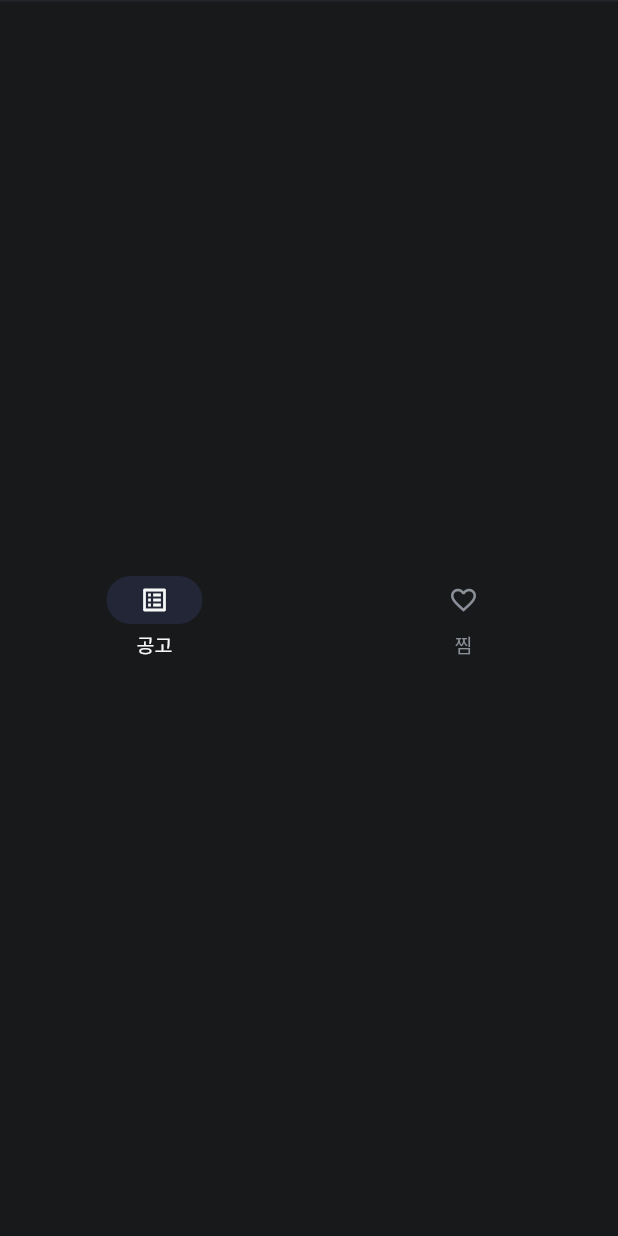
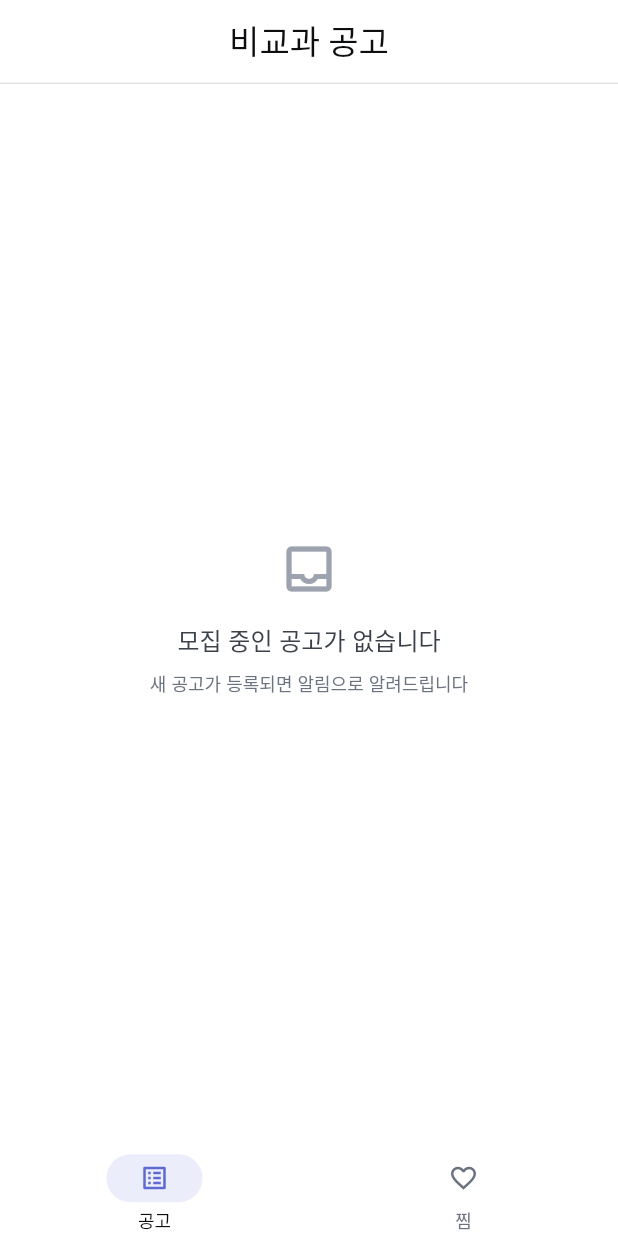
Before and after one commit to Kimseongju7/ssunoti, a Flutter app: the screen it shows after launch, on a phone screen of 412 x 824 dp. Run offline on Flutter 3.47's test engine with Material 3 defaults, Android fonts, the phone set to English and light mode, and no system bars; our stand-ins replace cloud_firestore, firebase_core, firebase_messaging, flutter_riverpod, google_fonts, shared_preferences; accounts and stored records are empty.

Commit message:
fix(app): 화면 미표시 버그 수정 및 라이트 모드 전환
1) 아무것도 안 보이던 원인

bottomNavigationBar 를 Center 로 감쌌다. Center 는 부모가 주는 세로 공간을
전부 차지하므로 하단 네비게이션 슬롯에서 화면 높이를 통째로 먹고 Scaffold 가
본문에 0 을 남겼다. 스크린샷에서 네비게이션이 화면 정중앙에 떠 있던 것이 증거.

_Centered 에 tight 변형(Align heightFactor: 1.0)을 추가해 앱바·하단
네비게이션에 적용했다. 본문만 기존처럼 남는 공간을 채운다.

flutter analyze 도 provider 단위 테스트도 이걸 잡지 못했다. 타입은 맞았고
상태 로직도 정상이었기 때문이다. test/shell_layout_test.dart 를 새로 만들어
'화면에 실제로 그려지는가'를 검사한다. 버그 상태로 되돌려 실행하면
'Found 0 widgets with type NoticeCard' 로 실패하는 것을 확인했다.

주의 — 네비게이션 높이를 재는 테스트는 버그 상태에서도 통과했다. NavigationBar
자체는 56px 로 정상이었고 화면을 먹은 것은 그걸 감싼 Center 였다. 원인이 아니라
결과(목록이 보이는가)를 재는 테스트가 잡았다.

2) 라이트 모드

Linear 원본은 라이트 모드를 명시적으로 금지한다. 사용자 지시에 따라 전환하되
색을 임의로 지어내지 않도록 원본이 문서화한 Inverse 토큰을 기준으로 삼았다:
Inverse Canvas #FFFFFF, Inverse Surface-1 #F5F6F6, Inverse Ink #000000.

- 원본 Inverse Surface-2(#F6F7F7)는 surface1 과 1단위 차이라 앱에서 구분되지
  않아 #EDEEF0 으로 낮췄다. surface3/4 와 hairline 계열은 파생값이며 문서에 표시
- ink 는 #0D0E10. 캔버스에 순수 검정을 쓰지 않는 원본 규칙을 뒤집어 적용
- 상태 점은 밝은 배경에서 읽히도록 어둡게 조정
  (#4EA7FC->#2F80ED, #27A644->#1E8E3E, #F2994A->#D9730D)
- 유지: 표면 사다리 구조, 그림자 없음, 라벤더 희소성, 상태 점 방식,
  반경·간격·타입 스케일

DESIGN.md 를 라이트 기준으로 갱신하고 Center 금지 규칙을 Don't 에 추가했다.

flutter analyze: No issues found. flutter test: 12 passed (7 -> 12).

```diff
--- a/ssunoti_flutter/lib/main.dart
+++ b/ssunoti_flutter/lib/main.dart
@@ -50,8 +50,7 @@ class SsunotiApp extends StatelessWidget {
       title: 'SSUNoti',
       debugShowCheckedModeBanner: false,
       // 테마 값의 근거는 저장소 루트 DESIGN.md 에 있다.
-      // 다크 전용이다 — 라이트 모드를 만들지 않는다.
-      theme: AppTheme.dark(),
+      theme: AppTheme.light(),
       home: const HomeShell(),
     );
   }
@@ -77,7 +76,7 @@ class _HomeShellState extends State<HomeShell> {
       backgroundColor: SsuColors.canvas,
       appBar: AppBar(
         // 제목도 본문과 같은 축에 둔다. 본문만 가운데 정렬하면 축이 둘이 된다.
-        title: _Centered(child: Text(_titles[_index])),
+        title: _Centered.tight(child: Text(_titles[_index])),
         titleSpacing: 0,
       ),
       body: _Centered(
@@ -90,7 +89,7 @@ class _HomeShellState extends State<HomeShell> {
         ),
         child: SafeArea(
           top: false,
-          child: _Centered(
+          child: _Centered.tight(
             child: NavigationBar(
               selectedIndex: _index,
               onDestinationSelected: (i) => setState(() => _index = i),
@@ -119,13 +118,24 @@ class _HomeShellState extends State<HomeShell> {
 /// 본문에만 폭 제약을 걸면 넓은 화면에서 축이 둘로 갈린다 —
 /// 제목은 왼쪽 끝, 목록은 가운데, 네비게이션은 전체 폭으로 퍼진다.
 class _Centered extends StatelessWidget {
-  const _Centered({required this.child});
+  /// 남는 세로 공간을 채운다. 본문처럼 높이가 필요한 곳에 쓴다.
+  const _Centered({required this.child}) : fillHeight = true;
+
+  /// 자식 높이에 맞춘다.
+  ///
+  /// 앱바 제목과 하단 네비게이션에는 반드시 이쪽을 쓴다. `Center` 는 부모가
+  /// 주는 세로 공간을 전부 차지하므로, bottomNavigationBar 슬롯에서 쓰면
+  /// 화면 높이를 통째로 먹고 본문에 0 을 남긴다 — 화면이 텅 비어 보인다.
+  const _Centered.tight({required this.child}) : fillHeight = false;
 
   final Widget child;
+  final bool fillHeight;
 
   @override
   Widget build(BuildContext context) {
-    return Center(
+    return Align(
+      alignment: Alignment.center,
+      heightFactor: fillHeight ? null : 1.0,
       child: ConstrainedBox(
         constraints: const BoxConstraints(maxWidth: SsuLayout.contentWidth),
         child: child,
--- a/ssunoti_flutter/lib/theme/app_theme.dart
+++ b/ssunoti_flutter/lib/theme/app_theme.dart
@@ -5,10 +5,12 @@ import 'tokens.dart';
 
 /// DESIGN.md 를 ThemeData 로 옮긴 것.
 ///
-/// **다크 전용이다.** Linear 는 라이트 모드를 만들지 않는다 — DESIGN.md 7절.
+/// Linear 구조(표면 사다리 · 그림자 없음 · 희소한 라벤더)를 유지하되
+/// 라이트 팔레트로 뒤집었다. 원본은 라이트 모드를 지원하지 않지만
+/// 문서화된 Inverse 토큰을 기준으로 삼았다 — DESIGN.md 2절.
 abstract final class AppTheme {
-  static ThemeData dark() {
-    const colorScheme = ColorScheme.dark(
+  static ThemeData light() {
+    const colorScheme = ColorScheme.light(
       primary: SsuColors.accent,
       onPrimary: Colors.white,
       secondary: SsuColors.accent,
@@ -19,14 +21,14 @@ abstract final class AppTheme {
       surfaceContainerHigh: SsuColors.surface2,
       surfaceContainerHighest: SsuColors.surface3,
       error: SsuColors.tagWarning,
-      onError: Colors.black,
+      onError: Colors.white,
       outline: SsuColors.hairline,
       outlineVariant: SsuColors.hairlineTertiary,
     );
 
     return ThemeData(
       useMaterial3: true,
-      brightness: Brightness.dark,
+      brightness: Brightness.light,
       colorScheme: colorScheme,
       scaffoldBackgroundColor: SsuColors.canvas,
       dividerColor: SsuColors.hairline,
@@ -62,26 +64,26 @@ abstract final class AppTheme {
       ),
 
       navigationBarTheme: NavigationBarThemeData(
-        backgroundColor: SsuColors.surface3,
+        backgroundColor: SsuColors.canvas,
         elevation: 0,
         height: 56,
-        indicatorColor: SsuColors.accent.withValues(alpha: 0.16),
+        indicatorColor: SsuColors.accent.withValues(alpha: 0.12),
         surfaceTintColor: Colors.transparent,
         labelBehavior: NavigationDestinationLabelBehavior.alwaysShow,
         iconTheme: WidgetStateProperty.resolveWith((states) {
           final selected = states.contains(WidgetState.selected);
           return IconThemeData(
-            color: selected ? SsuColors.ink : SsuColors.inkSubtle,
+            color: selected ? SsuColors.accent : SsuColors.inkSubtle,
             size: 20,
           );
         }),
         labelTextStyle: WidgetStateProperty.resolveWith((states) {
           final selected = states.contains(WidgetState.selected);
           return _latin(
-            13,
+            12,
             selected ? FontWeight.w500 : FontWeight.w400,
             selected ? SsuColors.ink : SsuColors.inkSubtle,
-            1.5,
+            1.4,
           );
         }),
       ),
@@ -125,7 +127,7 @@ abstract final class AppTheme {
 
       outlinedButtonTheme: OutlinedButtonThemeData(
         style: OutlinedButton.styleFrom(
-          backgroundColor: SsuColors.surface1,
+          backgroundColor: SsuColors.canvas,
           foregroundColor: SsuColors.ink,
           side: const BorderSide(color: SsuColors.hairline),
           minimumSize: const Size.fromHeight(SsuLayout.minTouchTarget),
@@ -136,11 +138,10 @@ abstract final class AppTheme {
       ),
 
       snackBarTheme: SnackBarThemeData(
-        backgroundColor: SsuColors.surface2,
-        contentTextStyle: _latin(13, FontWeight.w400, SsuColors.ink, 1.5),
+        backgroundColor: SsuColors.ink,
+        contentTextStyle: _latin(13, FontWeight.w400, SsuColors.canvas, 1.5),
         behavior: SnackBarBehavior.floating,
         shape: const RoundedRectangleBorder(
-          side: BorderSide(color: SsuColors.hairline),
           borderRadius: BorderRadius.all(Radius.circular(SsuRadius.md)),
         ),
       ),
@@ -149,7 +150,7 @@ abstract final class AppTheme {
         color: SsuColors.accent,
       ),
 
-      splashColor: SsuColors.accent.withValues(alpha: 0.10),
+      splashColor: SsuColors.accent.withValues(alpha: 0.08),
       highlightColor: SsuColors.surface1,
     );
   }
--- a/ssunoti_flutter/lib/theme/tokens.dart
+++ b/ssunoti_flutter/lib/theme/tokens.dart
@@ -1,45 +1,60 @@
 import 'package:flutter/material.dart';
 
-/// Linear.app 디자인 시스템 토큰.
+/// Linear.app 디자인 시스템 토큰 — 라이트 변형.
 ///
 /// 값의 근거는 저장소 루트 DESIGN.md 에 있다. 바꾸려면 문서를 먼저 고친다 —
 /// 문서가 정본이고 코드가 사본이다.
+///
+/// Linear 원본은 라이트 모드를 지원하지 않는다고 명시한다. 다만 Inverse
+/// 토큰(#FFFFFF, #F5F6F6, #F6F7F7, #000000)은 문서화되어 있어 그것을 기준으로
+/// 삼았다. 원본에 없는 중간 단계는 파생값이며 각 항목에 표시했다.
 abstract final class SsuColors {
-  // ── Brand & Accent ───────────────────────────────────────────────────────
+  // ── Brand & Accent (다크와 동일) ─────────────────────────────────────────
   /// 희소 자원이다. 브랜드·주요 CTA·포커스 링·찜 활성에만 쓴다.
   static const accent = Color(0xFF5E6AD2);
   static const accentHover = Color(0xFF828FFF);
   static const accentFocus = Color(0xFF5E69D1);
 
   // ── Surface Ladder (4단계. 건너뛰지 않는다) ─────────────────────────────
-  /// 순수 검정이 아니다. 옅은 청색 기운이 의도된 것.
-  static const canvas = Color(0xFF010102);
-  static const surface1 = Color(0xFF0F1011);
-  static const surface2 = Color(0xFF141516);
-  static const surface3 = Color(0xFF18191A);
-  static const surface4 = Color(0xFF191A1B);
+  /// 원본 Inverse Canvas
+  static const canvas = Color(0xFFFFFFFF);
 
-  // ── Hairlines ────────────────────────────────────────────────────────────
-  static const hairline = Color(0xFF23252A);
-  static const hairlineStrong = Color(0xFF34343A);
-  static const hairlineTertiary = Color(0xFF3E3E44);
+  /// 원본 Inverse Surface-1
+  static const surface1 = Color(0xFFF5F6F6);
+
+  /// 파생 — 원본 Inverse Surface-2(#F6F7F7)는 surface1 과 1단위 차이라
+  /// 화면에서 구분되지 않는다. 실제 위계가 보이도록 낮췄다.
+  static const surface2 = Color(0xFFEDEEF0);
+
+  /// 파생
+  static const surface3 = Color(0xFFE7E8EB);
+
+  /// 파생
+  static const surface4 = Color(0xFFE1E2E6);
+
+  // ── Hairlines (파생) ─────────────────────────────────────────────────────
+  static const hairline = Color(0xFFE3E4E8);
+  static const hairlineStrong = Color(0xFFD2D4DA);
+  static const hairlineTertiary = Color(0xFFC4C7CE);
 
   // ── Ink ──────────────────────────────────────────────────────────────────
-  static const ink = Color(0xFFF7F8F8);
-  static const inkMuted = Color(0xFFD0D6E0);
-  static const inkSubtle = Color(0xFF8A8F98);
+  /// 원본 Inverse Ink 는 #000000 이지만, 캔버스를 순수 검정으로 쓰지 않는
+  /// 원본 규칙을 뒤집어 적용해 순수 검정 글자도 쓰지 않는다.
+  static const ink = Color(0xFF0D0E10);
+
+  static const inkMuted = Color(0xFF3C4149);
+  static const inkSubtle = Color(0xFF6B7280);
 
   /// 비활성, 각주, 종료 공고
-  static const inkTertiary = Color(0xFF62666D);
+  static const inkTertiary = Color(0xFF9CA3AF);
 
   // ── Status Tags ──────────────────────────────────────────────────────────
-  // Linear 마케팅 규칙은 2차 색상을 금지하지만, 원본이 명시하듯 제품 UI 의
-  // 상태 태그는 예외다. 대신 색을 면적으로 쓰지 않고 6px 점으로만 쓴다.
-  // 배지 배경은 상태와 무관하게 항상 surface2 다.
-  static const tagOpen = Color(0xFF4EA7FC);
-  static const tagAlways = Color(0xFF27A644);
-  static const tagWarning = Color(0xFFF2994A);
-  static const tagClosed = Color(0xFF62666D);
+  // 색을 면적으로 쓰지 않고 6px 점으로만 쓴다. 배지 배경은 상태와 무관하게
+  // 항상 surface2 다. 밝은 배경에서 읽히도록 다크 변형보다 어둡게 잡았다.
+  static const tagOpen = Color(0xFF2F80ED);
+  static const tagAlways = Color(0xFF1E8E3E);
+  static const tagWarning = Color(0xFFD9730D);
+  static const tagClosed = Color(0xFF9CA3AF);
 }
 
 /// 간격 스케일. Linear 원본 그대로.
```
Also changed, not shown: 2 other files.
